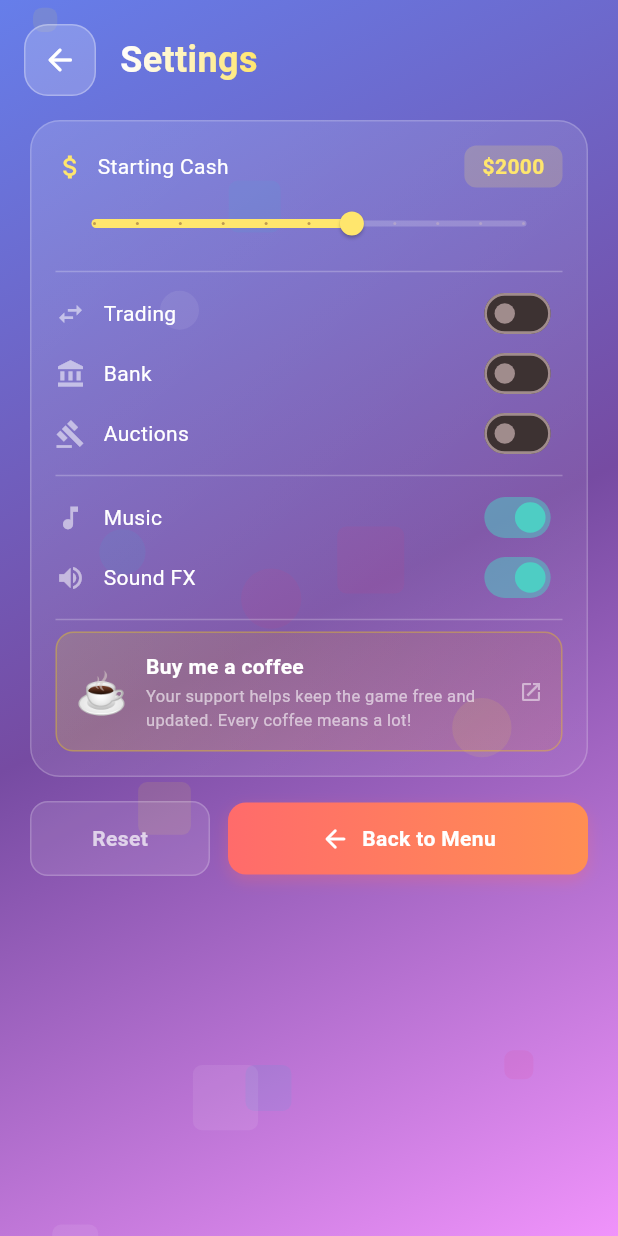
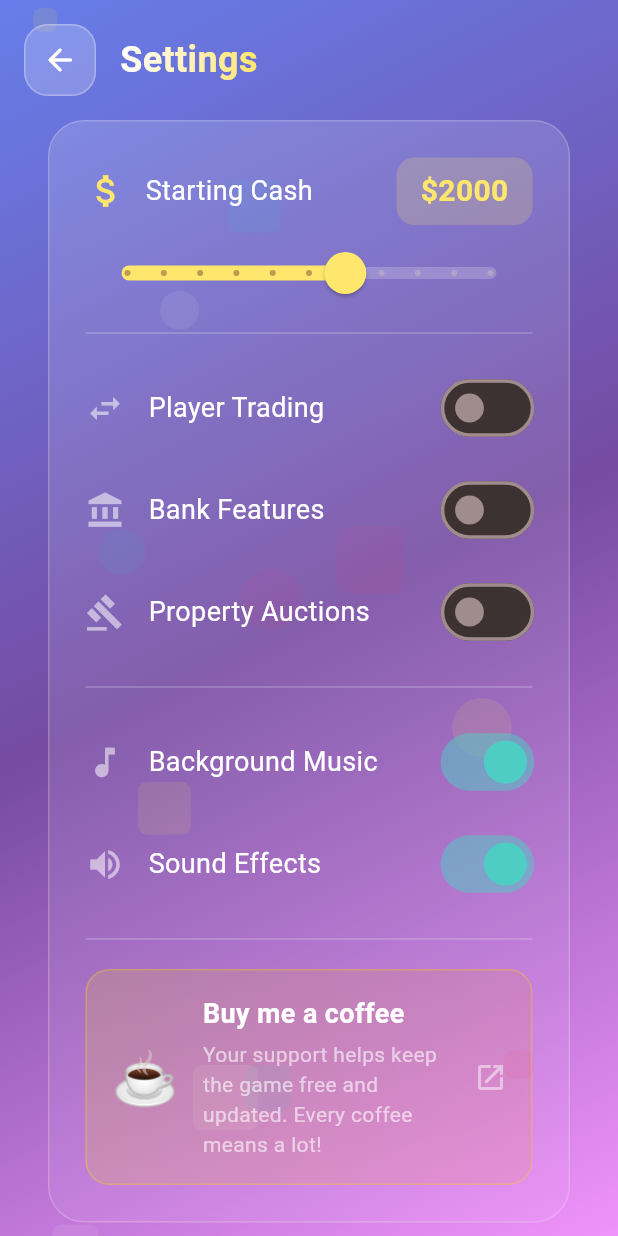
Before and after one commit to TwanstCodess/mm-monopoly, a Flutter app: the SettingsScreen screen opened directly with empty values, on a phone screen of 412 x 824 dp. Run offline on Flutter 3.47's test engine with Material 3 defaults, Android fonts, the light colour scheme and no system bars; our stand-ins replace audioplayers, image_picker, shared_preferences; accounts and stored records are empty; Roboto replaces fonts that are missing (Nunito).

Commit message:
fix: make settings screen bigger for tablets
- Larger fonts (18px labels, 20px values)
- Bigger icons (26-28px)
- Larger switches (1.2x scale)
- Thicker slider track (8px) with bigger thumb (14px)
- More padding throughout
- Bigger buttons (18px text)
- Better spacing

```diff
--- a/lib/screens/settings_screen.dart
+++ b/lib/screens/settings_screen.dart
@@ -73,20 +73,20 @@ class _SettingsScreenState extends State<SettingsScreen> with SingleTickerProvid
                   ),
                   // Content - single column layout
                   Padding(
-                    padding: const EdgeInsets.symmetric(horizontal: 20),
+                    padding: const EdgeInsets.symmetric(horizontal: 32),
                     child: Column(
                       mainAxisSize: MainAxisSize.min,
                       children: [
                         // All settings in one card
                         Container(
-                          padding: const EdgeInsets.all(16),
+                          padding: const EdgeInsets.all(24),
                           decoration: BoxDecoration(
                             gradient: LinearGradient(
                               begin: Alignment.topLeft,
                               end: Alignment.bottomRight,
                               colors: [Colors.white.withOpacity(0.15), Colors.white.withOpacity(0.05)],
                             ),
-                            borderRadius: BorderRadius.circular(20),
+                            borderRadius: BorderRadius.circular(24),
                             border: Border.all(color: Colors.white.withOpacity(0.2)),
                           ),
                           child: Column(
@@ -95,27 +95,28 @@ class _SettingsScreenState extends State<SettingsScreen> with SingleTickerProvid
                                   // Starting Cash row
                                   Row(
                                     children: [
-                                      const Icon(Icons.attach_money, color: Color(0xFFFFE66D), size: 20),
-                                      const SizedBox(width: 8),
-                                      const Text('Starting Cash', style: TextStyle(color: Colors.white, fontSize: 14)),
+                                      const Icon(Icons.attach_money, color: Color(0xFFFFE66D), size: 28),
+                                      const SizedBox(width: 12),
+                                      const Text('Starting Cash', style: TextStyle(color: Colors.white, fontSize: 18)),
                                       const Spacer(),
                                       Container(
-                                        padding: const EdgeInsets.symmetric(horizontal: 12, vertical: 4),
+                                        padding: const EdgeInsets.symmetric(horizontal: 16, vertical: 8),
                                         decoration: BoxDecoration(
                                           color: const Color(0xFFFFE66D).withOpacity(0.2),
-                                          borderRadius: BorderRadius.circular(8),
+                                          borderRadius: BorderRadius.circular(12),
                                         ),
-                                        child: Text('\$${_settings.startingCash}', style: const TextStyle(color: Color(0xFFFFE66D), fontSize: 14, fontWeight: FontWeight.bold)),
+                                        child: Text('\$${_settings.startingCash}', style: const TextStyle(color: Color(0xFFFFE66D), fontSize: 20, fontWeight: FontWeight.bold)),
                                       ),
                                     ],
                                   ),
+                                  const SizedBox(height: 8),
                                   SliderTheme(
                                     data: SliderThemeData(
                                       activeTrackColor: const Color(0xFFFFE66D),
                                       inactiveTrackColor: Colors.white.withOpacity(0.2),
                                       thumbColor: const Color(0xFFFFE66D),
-                                      trackHeight: 4,
-                                      thumbShape: const RoundSliderThumbShape(enabledThumbRadius: 8),
+                                      trackHeight: 8,
+                                      thumbShape: const RoundSliderThumbShape(enabledThumbRadius: 14),
                                     ),
                                     child: Slider(
                                       value: _settings.startingCash.toDouble(),
@@ -125,33 +126,39 @@ class _SettingsScreenState extends State<SettingsScreen> with SingleTickerProvid
                                       onChanged: (v) => _updateSettings(_settings.copyWith(startingCash: v.toInt())),
                                     ),
                                   ),
-                                  const Divider(color: Colors.white24),
+                                  const SizedBox(height: 8),
+                                  const Divider(color: Colors.white24, thickness: 1),
+                                  const SizedBox(height: 8),
                                   // Game toggles
-                                  _buildSettingsRow(Icons.swap_horiz, 'Trading', _settings.tradingEnabled, (v) => _updateSettings(_settings.copyWith(tradingEnabled: v))),
-                                  _buildSettingsRow(Icons.account_balance, 'Bank', _settings.bankEnabled, (v) => _updateSettings(_settings.copyWith(bankEnabled: v))),
-                                  _buildSettingsRow(Icons.gavel, 'Auctions', _settings.auctionEnabled, (v) => _updateSettings(_settings.copyWith(auctionEnabled: v))),
-                                  const Divider(color: Colors.white24),
+                                  _buildSettingsRow(Icons.swap_horiz, 'Player Trading', _settings.tradingEnabled, (v) => _updateSettings(_settings.copyWith(tradingEnabled: v))),
+                                  _buildSettingsRow(Icons.account_balance, 'Bank Features', _settings.bankEnabled, (v) => _updateSettings(_settings.copyWith(bankEnabled: v))),
+                                  _buildSettingsRow(Icons.gavel, 'Property Auctions', _settings.auctionEnabled, (v) => _updateSettings(_settings.copyWith(auctionEnabled: v))),
+                                  const SizedBox(height: 8),
+                                  const Divider(color: Colors.white24, thickness: 1),
+                                  const SizedBox(height: 8),
                                   // Audio
-                                  _buildSettingsRow(Icons.music_note, 'Music', _settings.musicEnabled, (v) {
+                                  _buildSettingsRow(Icons.music_note, 'Background Music', _settings.musicEnabled, (v) {
                                     _updateSettings(_settings.copyWith(musicEnabled: v));
                                     AudioService.instance.setMusicEnabled(v);
                                   }),
-                                  _buildSettingsRow(Icons.volume_up, 'Sound FX', _settings.sfxEnabled, (v) {
+                                  _buildSettingsRow(Icons.volume_up, 'Sound Effects', _settings.sfxEnabled, (v) {
                                     _updateSettings(_settings.copyWith(sfxEnabled: v));
                                     AudioService.instance.setSfxEnabled(v);
                                   }),
-                                  const Divider(color: Colors.white24),
+                                  const SizedBox(height: 8),
+                                  const Divider(color: Colors.white24, thickness: 1),
+                                  const SizedBox(height: 12),
                                   // Support row
                                   _buildSupportRow(),
                                 ],
                               ),
                             ),
-                        const SizedBox(height: 16),
+                        const SizedBox(height: 24),
                         // Buttons row
                         Row(
                           children: [
                             Expanded(child: _buildCompactResetButton()),
-                            const SizedBox(width: 12),
+                            const SizedBox(width: 16),
                             Expanded(flex: 2, child: _buildCompactBackButton()),
                           ],
                         ),
@@ -189,22 +196,19 @@ class _SettingsScreenState extends State<SettingsScreen> with SingleTickerProvid
 
   Widget _buildSettingsRow(IconData icon, String label, bool value, Function(bool) onChanged) {
     return Padding(
-      padding: const EdgeInsets.symmetric(vertical: 6),
+      padding: const EdgeInsets.symmetric(vertical: 10),
       child: Row(
         children: [
-          Icon(icon, color: Colors.white54, size: 20),
-          const SizedBox(width: 12),
-          Text(label, style: const TextStyle(color: Colors.white, fontSize: 14)),
+          Icon(icon, color: Colors.white54, size: 26),
+          const SizedBox(width: 16),
+          Text(label, style: const TextStyle(color: Colors.white, fontSize: 18)),
           const Spacer(),
-          SizedBox(
-            height: 28,
-            child: Transform.scale(
-              scale: 0.85,
-              child: Switch(
-                value: value,
-                onChanged: onChanged,
-                activeColor: const Color(0xFF4ECDC4),
-              ),
+          Transform.scale(
+            scale: 1.2,
+            child: Switch(
+              value: value,
+              onChanged: onChanged,
+              activeColor: const Color(0xFF4ECDC4),
             ),
           ),
         ],
@@ -222,35 +226,35 @@ class _SettingsScreenState extends State<SettingsScreen> with SingleTickerProvid
             await launchUrl(uri, mode: LaunchMode.externalApplication);
           }
         },
-        borderRadius: BorderRadius.circular(12),
+        borderRadius: BorderRadius.circular(16),
         child: Container(
-          padding: const EdgeInsets.all(12),
+          padding: const EdgeInsets.all(16),
           decoration: BoxDecoration(
             gradient: LinearGradient(
               colors: [const Color(0xFFFFDD00).withOpacity(0.15), const Color(0xFFFF8C00).withOpacity(0.1)],
             ),
-            borderRadius: BorderRadius.circular(12),
+            borderRadius: BorderRadius.circular(16),
             border: Border.all(color: const Color(0xFFFFDD00).withOpacity(0.3)),
           ),
           child: Row(
             children: [
-              const Text('☕', style: TextStyle(fontSize: 28)),
-              const SizedBox(width: 12),
+              const Text('☕', style: TextStyle(fontSize: 36)),
+              const SizedBox(width: 16),
               Expanded(
                 child: Column(
                   crossAxisAlignment: CrossAxisAlignment.start,
                   children: [
-                    const Text('Buy me a coffee', style: TextStyle(color: Colors.white, fontSize: 14, fontWeight: FontWeight.bold)),
-                    const SizedBox(height: 2),
+                    const Text('Buy me a coffee', style: TextStyle(color: Colors.white, fontSize: 18, fontWeight: FontWeight.bold)),
+                    const SizedBox(height: 4),
                     Text(
                       'Your support helps keep the game free and updated. Every coffee means a lot!',
-                      style: TextStyle(color: Colors.white.withOpacity(0.6), fontSize: 11),
+                      style: TextStyle(color: Colors.white.withOpacity(0.6), fontSize: 14),
                     ),
                   ],
                 ),
               ),
-              const SizedBox(width: 8),
-              Icon(Icons.open_in_new, color: Colors.white.withOpacity(0.5), size: 16),
+              const SizedBox(width: 12),
+              Icon(Icons.open_in_new, color: Colors.white.withOpacity(0.5), size: 22),
             ],
           ),
         ),
@@ -463,23 +467,23 @@ class _SettingsScreenState extends State<SettingsScreen> with SingleTickerProvid
           _updateSettings(const GameSettings());
           ScaffoldMessenger.of(context).showSnackBar(
             SnackBar(
-              content: const Text('Settings reset'),
+              content: const Text('Settings reset', style: TextStyle(fontSize: 16)),
               backgroundColor: const Color(0xFF4ECDC4),
               behavior: SnackBarBehavior.floating,
-              shape: RoundedRectangleBorder(borderRadius: BorderRadius.circular(8)),
+              shape: RoundedRectangleBorder(borderRadius: BorderRadius.circular(12)),
             ),
           );
         },
-        borderRadius: BorderRadius.circular(12),
+        borderRadius: BorderRadius.circular(16),
         child: Container(
-          padding: const EdgeInsets.symmetric(vertical: 14),
+          padding: const EdgeInsets.symmetric(vertical: 18),
           decoration: BoxDecoration(
             color: Colors.white.withOpacity(0.1),
-            borderRadius: BorderRadius.circular(12),
+            borderRadius: BorderRadius.circular(16),
             border: Border.all(color: Colors.white.withOpacity(0.2)),
           ),
           child: const Center(
-            child: Text('Reset', style: TextStyle(color: Colors.white70, fontSize: 14, fontWeight: FontWeight.w600)),
+            child: Text('Reset', style: TextStyle(color: Colors.white70, fontSize: 18, fontWeight: FontWeight.w600)),
           ),
         ),
       ),
@@ -491,20 +495,20 @@ class _SettingsScreenState extends State<SettingsScreen> with SingleTickerProvid
       color: Colors.transparent,
       child: InkWell(
         onTap: widget.onBack,
-        borderRadius: BorderRadius.circular(12),
+        borderRadius: BorderRadius.circular(16),
         child: Container(
-          padding: const EdgeInsets.symmetric(vertical: 14),
+          padding: const EdgeInsets.symmetric(vertical: 18),
           decoration: BoxDecoration(
             gradient: const LinearGradient(colors: [Color(0xFFFF6B6B), Color(0xFFFF8E53)]),
-            borderRadius: BorderRadius.circular(12),
-            boxShadow: [BoxShadow(color: const Color(0xFFFF6B6B).withOpacity(0.3), blurRadius: 8, offset: const Offset(0, 4))],
+            borderRadius: BorderRadius.circular(16),
+            boxShadow: [BoxShadow(color: const Color(0xFFFF6B6B).withOpacity(0.3), blurRadius: 12, offset: const Offset(0, 6))],
           ),
           child: const Row(
             mainAxisAlignment: MainAxisAlignment.center,
             children: [
-              Icon(Icons.arrow_back_rounded, color: Colors.white, size: 20),
-              SizedBox(width: 8),
-              Text('Back to Menu', style: TextStyle(color: Colors.white, fontSize: 14, fontWeight: FontWeight.bold)),
+              Icon(Icons.arrow_back_rounded, color: Colors.white, size: 24),
+              SizedBox(width: 10),
+              Text('Back to Menu', style: TextStyle(color: Colors.white, fontSize: 18, fontWeight: FontWeight.bold)),
             ],
           ),
         ),
```
